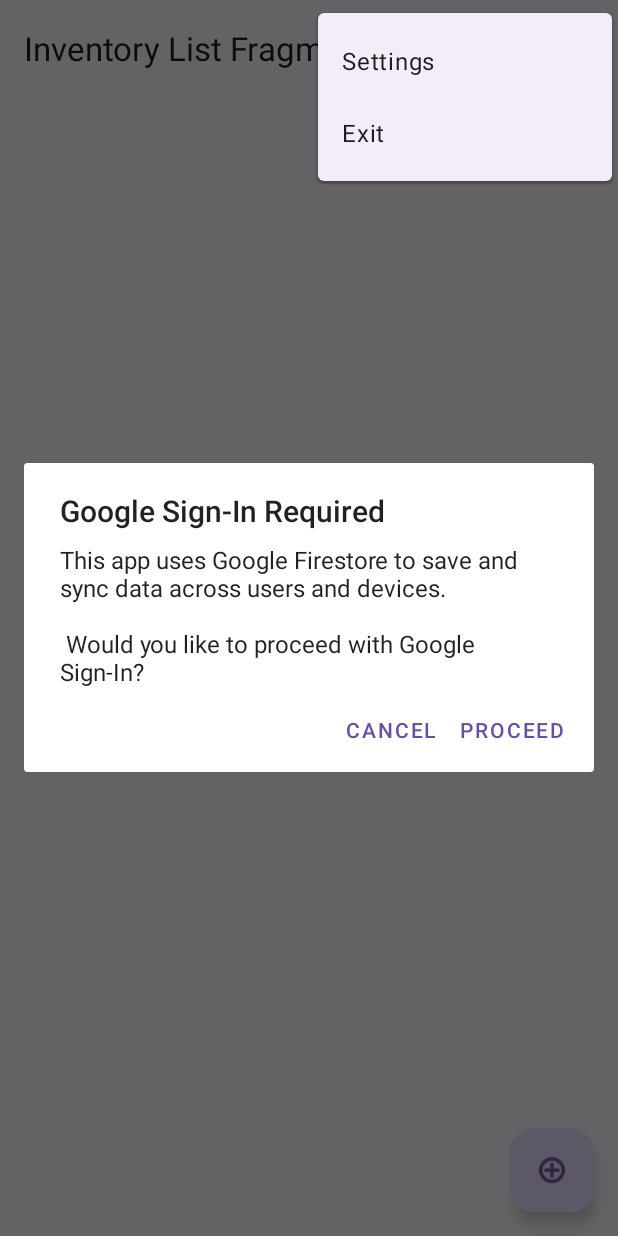
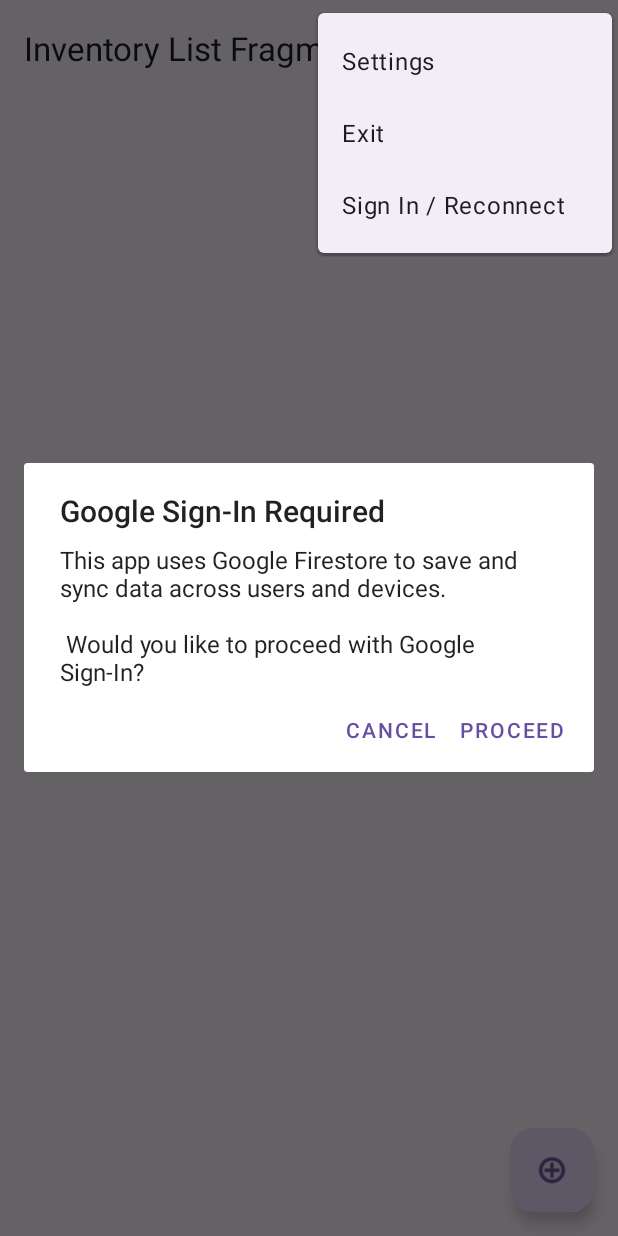
Before and after one commit to tfels/eiskalt, an Android app: the screen it shows after launch (MainActivity), with the options menu open, on a phone screen of 412 x 824 dp. Run offline under Robolectric (Android 15) with nearby library versions, the phone set to English and light mode, and no system bars; our stand-ins replace Firebase (no records; nobody signed in at launch, a user with empty details on screens opened directly), navigation-ui.

Commit message:
login: allow re-login via menu

```diff
--- a/app/src/main/java/de/felsernet/android/eiskalt/MainActivity.kt
+++ b/app/src/main/java/de/felsernet/android/eiskalt/MainActivity.kt
@@ -78,6 +78,10 @@
 				finishAndRemoveTask()
                 true
             }
+            R.id.action_relogin -> {
+                AuthManager.signInWithGoogle(this)
+                true
+            }
             else -> super.onOptionsItemSelected(item)
         }
     }
--- a/app/src/main/res/menu/menu_main.xml
+++ b/app/src/main/res/menu/menu_main.xml
@@ -12,4 +12,9 @@
         android:orderInCategory="101"
         android:title="@string/action_exit"
         app:showAsAction="never" />
+    <item
+        android:id="@+id/action_relogin"
+        android:orderInCategory="102"
+        android:title="@string/action_relogin"
+        app:showAsAction="never" />
 </menu>
--- a/app/src/main/res/values/strings.xml
+++ b/app/src/main/res/values/strings.xml
@@ -7,6 +7,8 @@
     <string name="google_signin_explanation_message">This app uses Google Firestore to save and sync data across users and devices.\n\n        Would you like to proceed with Google Sign-In?</string>
     <string name="google_signin_proceed">Proceed</string>
     <string name="google_signin_cancel">Cancel</string>
+    <!-- Menu items -->
+    <string name="action_relogin">Sign In / Reconnect</string>
     <!-- Strings used for fragments for navigation -->
     <string name="inventory_list_fragment_label">Inventory List Fragment</string>
     <string name="inventory_item_fragment_label">Inventory Item Fragment</string>
```
